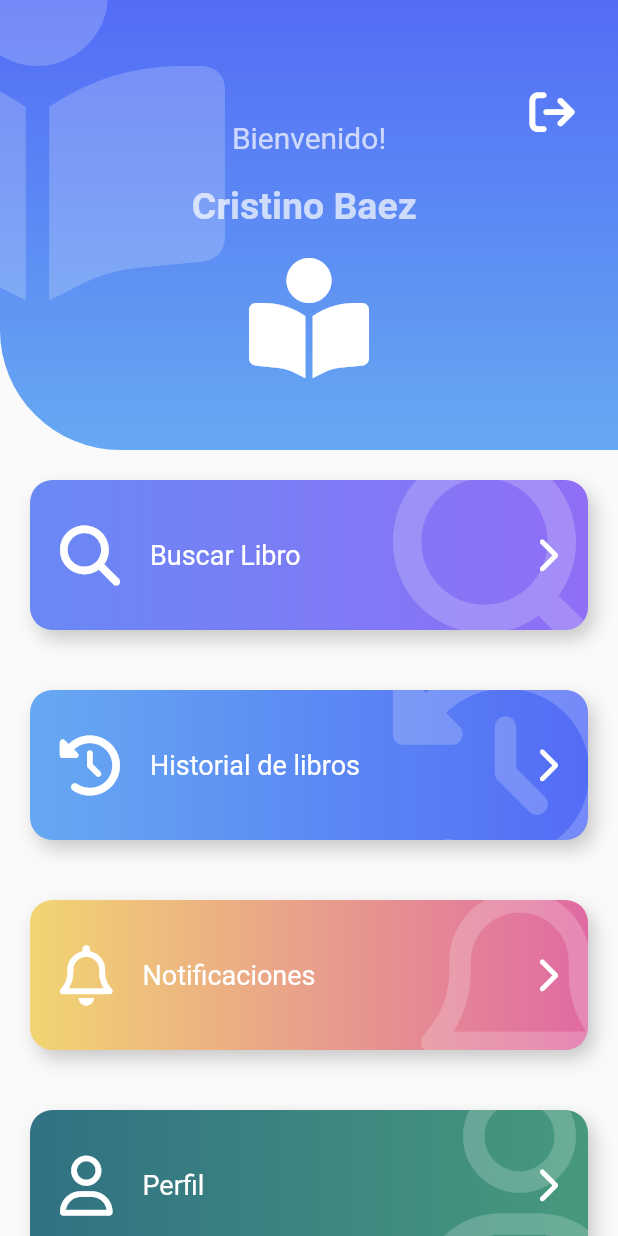
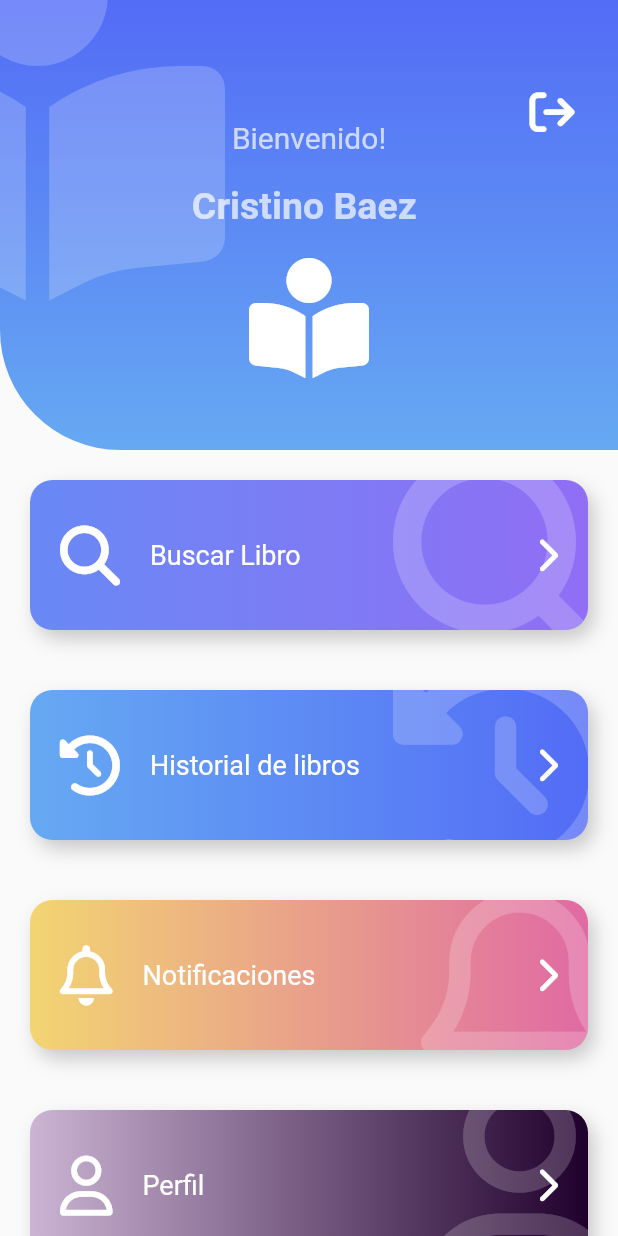
Before and after one commit to NachoBaez18/Biblioteca_app, a Flutter app: the screen it shows after launch, on a phone screen of 412 x 824 dp. Run offline on Flutter 3.47's test engine with Material 2 defaults, Android fonts, the phone set to English and light mode, and no system bars; our stand-ins replace animate_do, flutter_secure_storage, font_awesome_flutter, image_picker, share_plus; accounts and stored records are empty.

```diff
--- a/lib/src/pages/home_page.dart
+++ b/lib/src/pages/home_page.dart
@@ -61,12 +61,21 @@ class HomePage extends StatelessWidget {
       ItemBoton(
         FontAwesomeIcons.user,
         'Perfil',
-        const Color(0xff317183),
-        const Color(0xff46997D),
+        const Color(0xffcbb4d4),
+        const Color(0xff20002c),
         onpress: () {
           Navigator.pushReplacementNamed(context, 'perfil');
         },
       ),
+      // ItemBoton(
+      //   FontAwesomeIcons.usersGear,
+      //   'Usuarios',
+      //   const Color(0xff317183),
+      //   const Color(0xff46997D),
+      //   onpress: () {
+      //     Navigator.pushReplacementNamed(context, 'usuarios');
+      //   },
+      // ),
     ];
 
     List<Widget> itemMap = items
--- a/lib/src/pages/login_pages.dart
+++ b/lib/src/pages/login_pages.dart
@@ -78,7 +78,7 @@ class _FormLoginState extends State<_FormLogin> {
                     Navigator.pushReplacementNamed(context, 'books_list');
                   } else {
                     // ignore: use_build_context_synchronously
-                    mostrarAlerta(context, 'Login incorrecto',const Text('Revise sus credenciales nuevamente'));
+                    mostrarAlerta(context, 'Login incorrecto',const Text('Revise sus credenciales nuevamente'),'','OK');
                   }
                 },
           texto: 'Acceder',
--- a/lib/src/pages/perfil_user_pages.dart
+++ b/lib/src/pages/perfil_user_pages.dart
@@ -76,7 +76,9 @@ class _FromPerfilState extends State<_FromPerfil> {
             mostrarAlerta(
               context,
               'Cambio de contraseña',
-             const _CambioDeContrasena()
+             const _CambioDeContrasena(),
+             'Cancelar',
+             'OK'
             );
           },
         ),
--- a/lib/src/routes/routes.dart
+++ b/lib/src/routes/routes.dart
@@ -1,3 +1,4 @@
+import 'package:biblioteca_app/src/pages/usuarios_pages.dart';
 import 'package:flutter/material.dart';
 
 //? Mis importaciones
@@ -12,5 +13,6 @@ final Map<String, Widget Function(BuildContext)> appRoutes = {
   'book_register_edit': (_) => const RegisterEditPage(),
   'home': (_) => const HomePage(),
   'perfil':(_) => const PerfilUser(),
-  'notificaciones':(_) =>const Notificaciones()
+  'notificaciones':(_) =>const Notificaciones(),
+  'usuarios':(_)=> const Usuarios()
 };
--- a/lib/src/widgets/boton_gordo_widget.dart
+++ b/lib/src/widgets/boton_gordo_widget.dart
@@ -19,23 +19,23 @@ class BotonGordo extends StatelessWidget {
   @override
   Widget build(BuildContext context) {
     return GestureDetector(
-      onTap: this.onpress,
+      onTap: onpress,
       child: Stack(
         children: [
           _botonGordoBackground(color1, color2, icon),
           Row(
             mainAxisAlignment: MainAxisAlignment.center,
             children: [
-              SizedBox(
+             const SizedBox(
                 height: 140,
                 width: 40,
               ),
               FaIcon(
-                this.icon,
+                icon,
                 color: Colors.white,
                 size: 40,
               ),
-              SizedBox(
+             const SizedBox(
                 width: 20,
               ),
               Expanded(
@@ -44,11 +44,11 @@ class BotonGordo extends StatelessWidget {
                   style: TextStyle(color: Colors.white, fontSize: 18),
                 ),
               ),
-              FaIcon(
+             const FaIcon(
                 FontAwesomeIcons.chevronRight,
                 color: Colors.white,
               ),
-              SizedBox(
+             const SizedBox(
                 width: 40,
               )
             ],
@@ -68,6 +68,7 @@ class _botonGordoBackground extends StatelessWidget {
   @override
   Widget build(BuildContext context) {
     return Container(
+      // ignore: sort_child_properties_last
       child: ClipRRect(
         borderRadius: BorderRadius.circular(15),
         child: Stack(
@@ -85,13 +86,13 @@ class _botonGordoBackground extends StatelessWidget {
       ),
       width: double.infinity,
       height: 100,
-      margin: EdgeInsets.all(20),
+      margin:const EdgeInsets.all(20),
       decoration: BoxDecoration(
           color: Colors.red,
           boxShadow: <BoxShadow>[
             BoxShadow(
                 color: Colors.black.withOpacity(0.2),
-                offset: Offset(4, 6),
+                offset:const Offset(4, 6),
                 blurRadius: 10),
           ],
           borderRadius: BorderRadius.circular(15),
--- a/pubspec.yaml
+++ b/pubspec.yaml
@@ -41,6 +41,7 @@ dependencies:
   font_awesome_flutter: ^10.4.0
   image_picker: ^0.8.6+3
   flutter_secure_storage: ^8.0.0
+  share_plus: ^6.3.1
 
 dev_dependencies:
   flutter_test:
```
Also changed, not shown: lib/src/pages/book_detail_pages.dart (+36 -23 lines), lib/src/pages/usuarios_pages.dart (added, +10 -0 lines), lib/src/ui/alertas.dart (+3 -19 lines), pubspec.lock, 5 other files.
